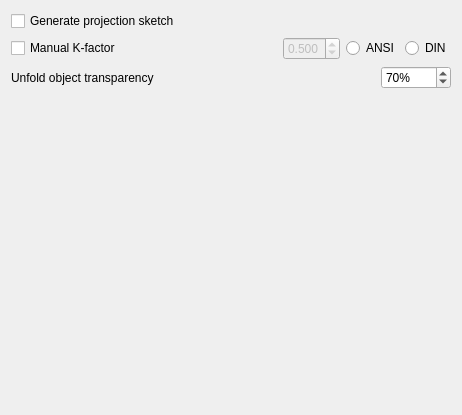
Above: UnfoldOptions.ui from shaise/FreeCAD_SheetMetal before the change. Below: the same form after it.
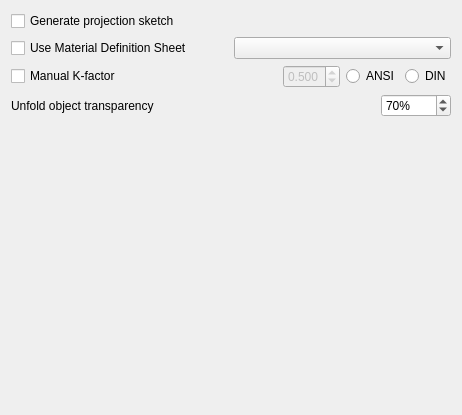
That is the form after the change.

Commit message: WIP: added mds combobox, radio-button like behavior is working

Patch:
```diff
--- a/UnfoldOptions.ui
+++ b/UnfoldOptions.ui
@@ -23,6 +23,20 @@
        </property>
       </widget>
      </item>
+     <item>
+      <layout class="QHBoxLayout" name="materalDefinitionSheetLayout">
+       <item>
+        <widget class="QCheckBox" name="checkUseMds">
+         <property name="text">
+          <string>Use Material Definition Sheet</string>
+         </property>
+        </widget>
+       </item>
+       <item>
+        <widget class="QComboBox" name="availableMds"/>
+       </item>
+      </layout>
+     </item>
      <item>
       <layout class="QHBoxLayout" name="horizontalLayout">
        <property name="sizeConstraint">
```
The commit also changes 1 other file.
